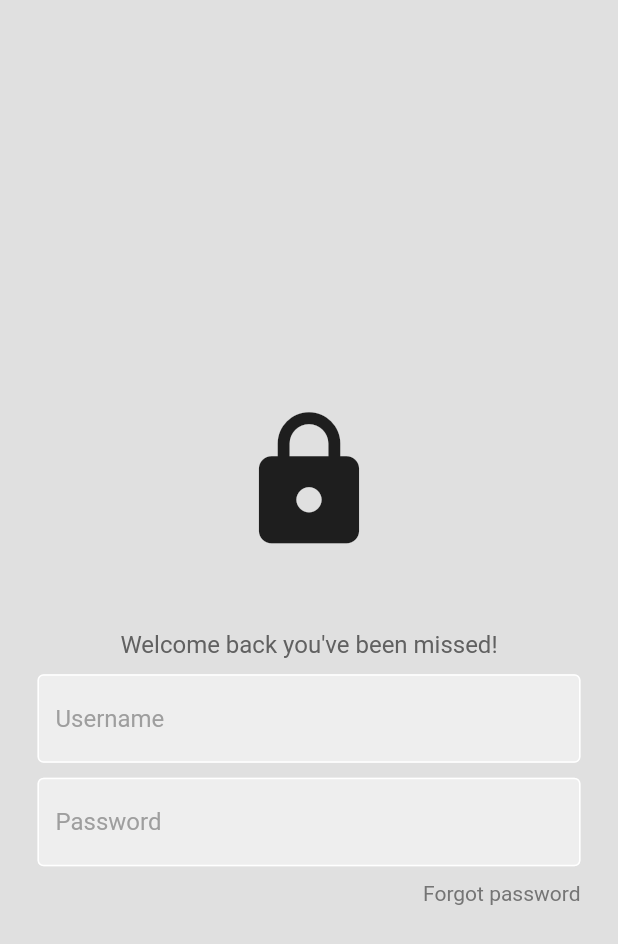
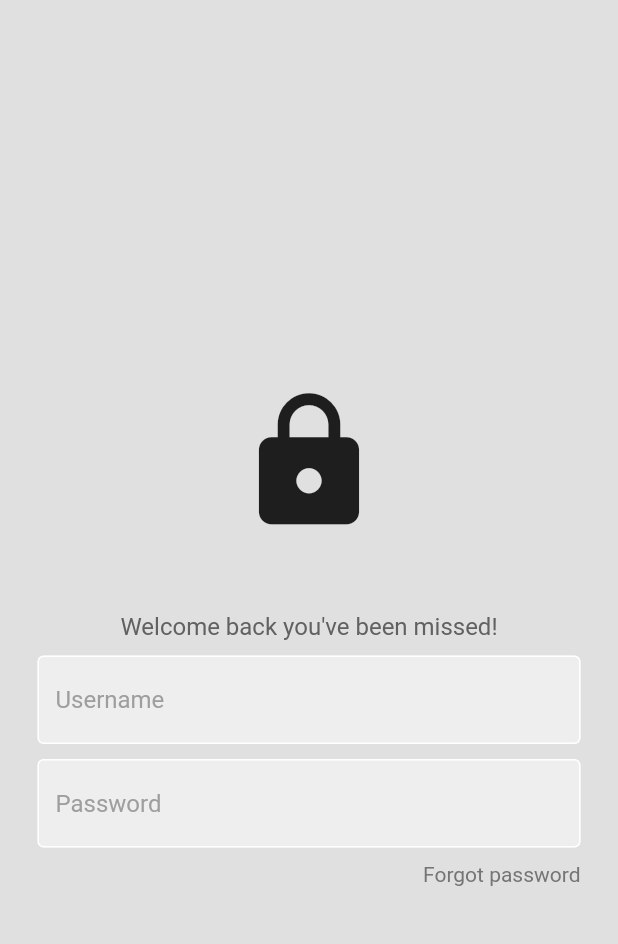
Before and after one commit to MB-44/code_minds, a Flutter app: the screen it shows after launch, on a phone screen of 412 x 824 dp. Shown: the top 944 px of the screen. Run offline on Flutter 3.47's test engine with Material 2 defaults, Android fonts, the phone set to English and light mode, and no system bars.

Commit message:
added some pages

```diff
--- a/lib/pages/login_page.dart
+++ b/lib/pages/login_page.dart
@@ -67,7 +67,9 @@ class LoginPage extends StatelessWidget {
                     )
                   ],
                 ),
-              )
+              ),
+
+              SizedBox(height: 25),
             ],
           ),
         ),
```
